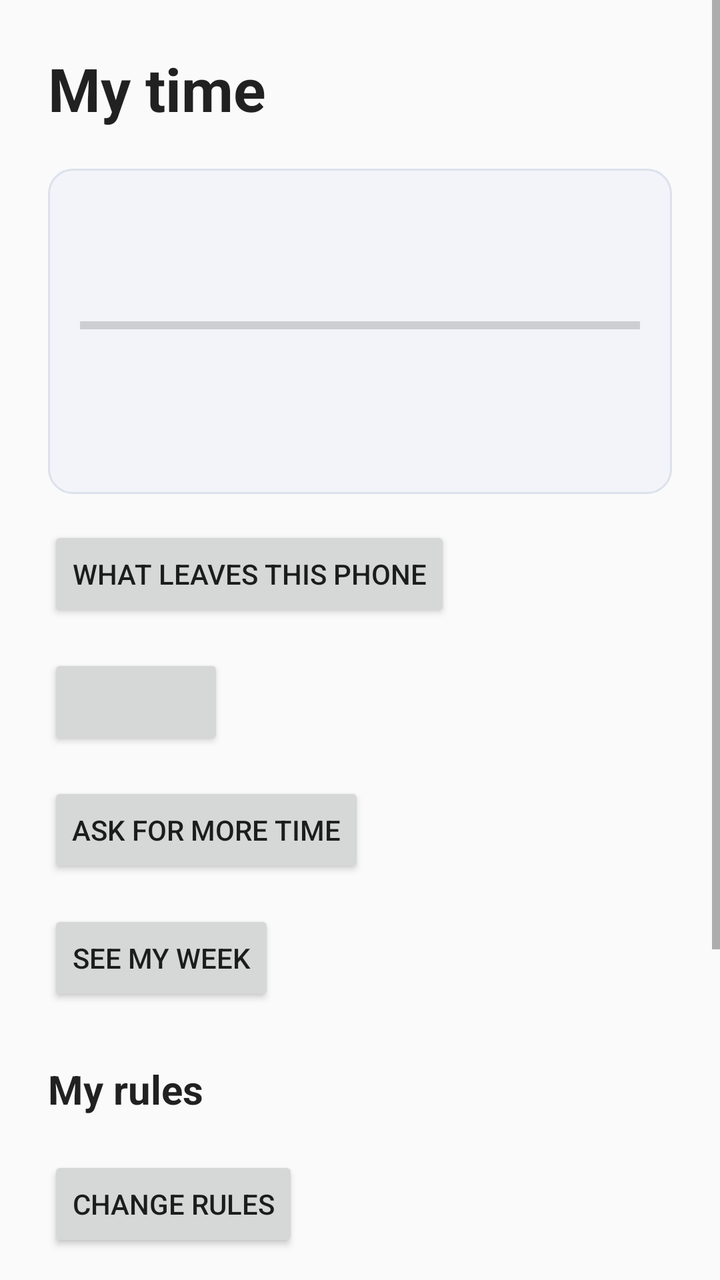
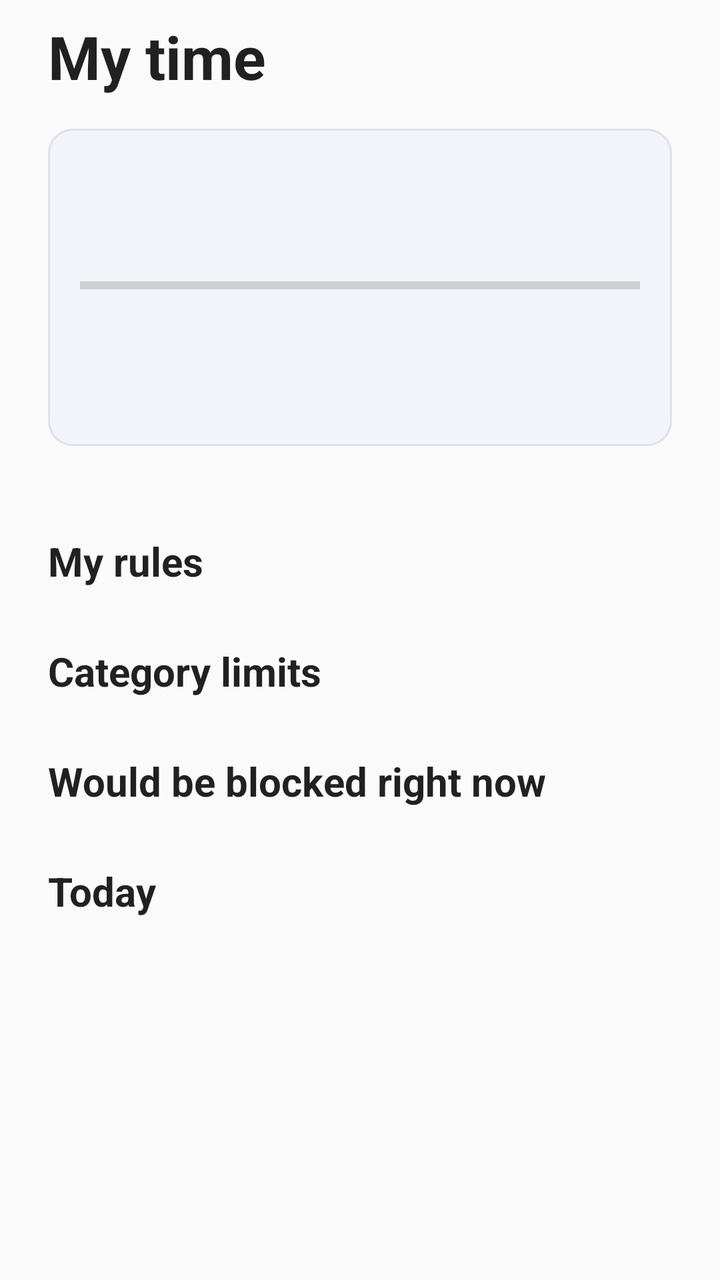

An Android layout rendered at two revisions. The XML below is the earlier revision; the diff shows what the commit changed to produce the second picture.
<!-- AndroidManifest.xml: application theme Theme.DementorWatch -->
<!-- res/layout/activity_home.xml -->
<?xml version="1.0" encoding="utf-8"?>
<ScrollView xmlns:android="http://schemas.android.com/apk/res/android"
    android:layout_width="match_parent"
    android:layout_height="match_parent"
    android:fillViewport="true">

    <LinearLayout
        android:layout_width="match_parent"
        android:layout_height="wrap_content"
        android:orientation="vertical"
        android:padding="@dimen/screen_padding">

        <TextView
            android:layout_width="wrap_content"
            android:layout_height="wrap_content"
            android:text="@string/home_title"
            android:textAppearance="@style/TextAppearance.Dementor.Title" />

        
        <LinearLayout
            android:id="@+id/permission_card"
            android:layout_width="match_parent"
            android:layout_height="wrap_content"
            android:layout_marginTop="@dimen/space_xl"
            style="@style/Widget.Dementor.Card"
            android:visibility="gone">

            <TextView
                android:layout_width="wrap_content"
                android:layout_height="wrap_content"
                android:text="@string/home_permission_title"
                android:textAppearance="@style/TextAppearance.Dementor.Subtitle" />

            <TextView
                android:layout_width="match_parent"
                android:layout_height="wrap_content"
                android:layout_marginTop="@dimen/space_xs"
                android:text="@string/home_permission_body"
                android:textAppearance="@style/TextAppearance.Dementor.Body" />

            <Button
                android:id="@+id/permission_button"
                android:layout_width="wrap_content"
                android:layout_height="wrap_content"
                android:layout_marginTop="@dimen/space_md"
                android:text="@string/home_permission_button" />
        </LinearLayout>

        <LinearLayout
            android:id="@+id/summary_card"
            style="@style/Widget.Dementor.Card"
            android:layout_width="match_parent"
            android:layout_height="wrap_content"
            android:layout_marginTop="@dimen/space_xl">

            <TextView
                android:id="@+id/headline"
                android:layout_width="wrap_content"
                android:layout_height="wrap_content"
                android:textAppearance="@style/TextAppearance.Dementor.Display" />

            <ProgressBar
                android:id="@+id/budget_bar"
                style="?android:attr/progressBarStyleHorizontal"
                android:layout_width="match_parent"
                android:layout_height="@dimen/budget_bar_height"
                android:layout_marginTop="@dimen/space_md"
                android:max="100" />

            <TextView
                android:id="@+id/subline"
                android:layout_width="wrap_content"
                android:layout_height="wrap_content"
                android:layout_marginTop="@dimen/space_sm"
                android:textAppearance="@style/TextAppearance.Dementor.Body" />

            <TextView
                android:id="@+id/mode_note"
                android:layout_width="match_parent"
                android:layout_height="wrap_content"
                android:layout_marginTop="@dimen/space_lg"
                android:textAppearance="@style/TextAppearance.Dementor.Caption"
                android:textStyle="italic" />
        </LinearLayout>

        <Button
            android:id="@+id/open_privacy"
            android:layout_width="wrap_content"
            android:layout_height="wrap_content"
            android:layout_marginTop="@dimen/space_lg"
            android:text="@string/home_open_privacy" />

        <Button
            android:id="@+id/open_language"
            android:layout_width="wrap_content"
            android:layout_height="wrap_content"
            android:layout_marginTop="@dimen/space_lg" />

        <Button
            android:id="@+id/open_requests"
            android:layout_width="wrap_content"
            android:layout_height="wrap_content"
            android:layout_marginTop="@dimen/space_lg"
            android:text="@string/home_open_requests" />

        <Button
            android:id="@+id/open_week"
            android:layout_width="wrap_content"
            android:layout_height="wrap_content"
            android:layout_marginTop="@dimen/space_lg"
            android:text="@string/home_open_week" />

        <TextView
            android:layout_width="wrap_content"
            android:layout_height="wrap_content"
            android:layout_marginTop="@dimen/section_spacing"
            android:text="@string/home_rules_header"
            android:textAppearance="@style/TextAppearance.Dementor.Section" />

        <LinearLayout
            android:id="@+id/rules_list"
            android:layout_width="match_parent"
            android:layout_height="wrap_content"
            android:layout_marginTop="@dimen/space_sm"
            android:orientation="vertical" />

        <Button
            android:id="@+id/edit_rules"
            android:layout_width="wrap_content"
            android:layout_height="wrap_content"
            android:layout_marginTop="@dimen/space_md"
            android:text="@string/home_edit_rules" />

        <TextView
            android:layout_width="wrap_content"
            android:layout_height="wrap_content"
            android:layout_marginTop="@dimen/section_spacing"
            android:text="@string/home_categories_header"
            android:textAppearance="@style/TextAppearance.Dementor.Section" />

        <LinearLayout
            android:id="@+id/category_budgets"
            android:layout_width="match_parent"
            android:layout_height="wrap_content"
            android:layout_marginTop="@dimen/space_sm"
            android:orientation="vertical" />

        <TextView
            android:layout_width="wrap_content"
            android:layout_height="wrap_content"
            android:layout_marginTop="@dimen/section_spacing"
            android:text="@string/home_would_block_header"
            android:textAppearance="@style/TextAppearance.Dementor.Section" />

        <LinearLayout
            android:id="@+id/blocked_list"
            android:layout_width="match_parent"
            android:layout_height="wrap_content"
            android:layout_marginTop="@dimen/space_sm"
            android:orientation="vertical" />

        <TextView
            android:layout_width="wrap_content"
            android:layout_height="wrap_content"
            android:layout_marginTop="@dimen/section_spacing"
            android:text="@string/home_apps_header"
            android:textAppearance="@style/TextAppearance.Dementor.Section" />

        <LinearLayout
            android:id="@+id/app_list"
            android:layout_width="match_parent"
            android:layout_height="wrap_content"
            android:layout_marginTop="@dimen/space_sm"
            android:layout_marginBottom="@dimen/screen_padding"
            android:orientation="vertical" />
    </LinearLayout>
</ScrollView>
<!-- resources referenced by this layout -->
<resources>
  <dimen name="budget_bar_height">10dp</dimen>
  <dimen name="screen_padding">24dp</dimen>
  <dimen name="section_spacing">28dp</dimen>
  <dimen name="space_lg">16dp</dimen>
  <dimen name="space_md">12dp</dimen>
  <dimen name="space_sm">8dp</dimen>
  <dimen name="space_xl">20dp</dimen>
  <dimen name="space_xs">6dp</dimen>
  <string name="home_apps_header">Today</string>
  <string name="home_categories_header">Category limits</string>
  <string name="home_edit_rules">Change rules</string>
  <string name="home_open_privacy">What leaves this phone</string>
  <string name="home_open_requests">Ask for more time</string>
  <string name="home_open_week">See my week</string>
  <string name="home_permission_body">Dementor Watch needs usage access to measure screen time. Find Dementor Watch in the list on the next screen and turn it on.</string>
  <string name="home_permission_button">Open settings</string>
  <string name="home_permission_title">One thing left to do</string>
  <string name="home_rules_header">My rules</string>
  <string name="home_title">My time</string>
  <string name="home_would_block_header">Would be blocked right now</string>
  <style name="TextAppearance.Dementor.Body" parent="TextAppearance.AppCompat">
          <item name="android:textSize">15sp</item>
      </style>
  <style name="TextAppearance.Dementor.Caption" parent="TextAppearance.AppCompat">
          <item name="android:textSize">14sp</item>
      </style>
  <style name="TextAppearance.Dementor.Display" parent="TextAppearance.AppCompat">
          <item name="android:textSize">34sp</item>
          <item name="android:textStyle">bold</item>
      </style>
  <style name="TextAppearance.Dementor.Section" parent="TextAppearance.AppCompat">
          <item name="android:textSize">20sp</item>
          <item name="android:textStyle">bold</item>
      </style>
  <style name="TextAppearance.Dementor.Subtitle" parent="TextAppearance.AppCompat">
          <item name="android:textSize">18sp</item>
          <item name="android:textStyle">bold</item>
      </style>
  <style name="TextAppearance.Dementor.Title" parent="TextAppearance.AppCompat">
          <item name="android:textSize">30sp</item>
          <item name="android:textStyle">bold</item>
      </style>
  <style name="Widget.Dementor.Card" parent="">
          <item name="android:background">@drawable/card</item>
          <item name="android:padding">@dimen/card_padding</item>
          <item name="android:orientation">vertical</item>
      </style>
  <style name="Theme.DementorWatch" parent="Theme.AppCompat.DayNight.NoActionBar">
          <item name="colorPrimary">@color/brand</item>
          <item name="colorPrimaryDark">@color/brand_dark</item>
          <item name="colorAccent">@color/brand</item>
          <item name="android:statusBarColor">?android:attr/colorBackground</item>
      </style>
  <!-- drawable card (drawable) -->
  <?xml version="1.0" encoding="utf-8"?>
  <shape xmlns:android="http://schemas.android.com/apk/res/android"
      android:shape="rectangle">
      <solid android:color="@color/card" />
      <stroke
          android:width="1dp"
          android:color="@color/card_stroke" />
      <corners android:radius="@dimen/card_radius" />
  </shape>
  <dimen name="card_padding">16dp</dimen>
  <color name="brand">#3F5D9E</color>
  <color name="brand_dark">#2C4275</color>
  <color name="card">#F2F4F9</color>
  <color name="card_stroke">#DCE1EC</color>
  <dimen name="card_radius">12dp</dimen>
</resources>

<!-- the commit's change to res/layout/activity_home.xml (unified diff, before → after) -->
@@ -8,21 +8,24 @@
         android:layout_width="match_parent"
         android:layout_height="wrap_content"
         android:orientation="vertical"
-        android:padding="@dimen/screen_padding">
+        android:paddingLeft="@dimen/screen_padding"
+        android:paddingTop="@dimen/space_sm"
+        android:paddingRight="@dimen/screen_padding"
+        android:paddingBottom="@dimen/space_4xl">
 
         <TextView
             android:layout_width="wrap_content"
             android:layout_height="wrap_content"
+            android:paddingBottom="@dimen/space_lg"
             android:text="@string/home_title"
             android:textAppearance="@style/TextAppearance.Dementor.Title" />
 
         
         <LinearLayout
             android:id="@+id/permission_card"
+            style="@style/Widget.Dementor.Card"
             android:layout_width="match_parent"
             android:layout_height="wrap_content"
-            android:layout_marginTop="@dimen/space_xl"
-            style="@style/Widget.Dementor.Card"
             android:visibility="gone">
 
             <TextView
@@ -46,12 +49,12 @@
                 android:text="@string/home_permission_button" />
         </LinearLayout>
 
+        
         <LinearLayout
             android:id="@+id/summary_card"
             style="@style/Widget.Dementor.Card"
             android:layout_width="match_parent"
-            android:layout_height="wrap_content"
-            android:layout_marginTop="@dimen/space_xl">
+            android:layout_height="wrap_content">
 
             <TextView
                 android:id="@+id/headline"
@@ -78,37 +81,17 @@
                 android:id="@+id/mode_note"
                 android:layout_width="match_parent"
                 android:layout_height="wrap_content"
-                android:layout_marginTop="@dimen/space_lg"
-                android:textAppearance="@style/TextAppearance.Dementor.Caption"
-                android:textStyle="italic" />
+                android:layout_marginTop="@dimen/space_md"
+                android:textAppearance="@style/TextAppearance.Dementor.Caption" />
         </LinearLayout>
 
-        <Button
-            android:id="@+id/open_privacy"
-            android:layout_width="wrap_content"
+        
+        <LinearLayout
+            android:id="@+id/navigation"
+            android:layout_width="match_parent"
             android:layout_height="wrap_content"
             android:layout_marginTop="@dimen/space_lg"
-            android:text="@string/home_open_privacy" />
-
-        <Button
-            android:id="@+id/open_language"
-            android:layout_width="wrap_content"
-            android:layout_height="wrap_content"
-            android:layout_marginTop="@dimen/space_lg" />
-
-        <Button
-            android:id="@+id/open_requests"
-            android:layout_width="wrap_content"
-            android:layout_height="wrap_content"
-            android:layout_marginTop="@dimen/space_lg"
-            android:text="@string/home_open_requests" />
-
-        <Button
-            android:id="@+id/open_week"
-            android:layout_width="wrap_content"
-            android:layout_height="wrap_content"
-            android:layout_marginTop="@dimen/space_lg"
-            android:text="@string/home_open_week" />
+            android:orientation="vertical" />
 
         <TextView
             android:layout_width="wrap_content"
@@ -121,15 +104,7 @@
             android:id="@+id/rules_list"
             android:layout_width="match_parent"
             android:layout_height="wrap_content"
-            android:layout_marginTop="@dimen/space_sm"
             android:orientation="vertical" />
-
-        <Button
-            android:id="@+id/edit_rules"
-            android:layout_width="wrap_content"
-            android:layout_height="wrap_content"
-            android:layout_marginTop="@dimen/space_md"
-            android:text="@string/home_edit_rules" />
 
         <TextView
             android:layout_width="wrap_content"
@@ -142,7 +117,6 @@
             android:id="@+id/category_budgets"
             android:layout_width="match_parent"
             android:layout_height="wrap_content"
-            android:layout_marginTop="@dimen/space_sm"
             android:orientation="vertical" />
 
         <TextView
@@ -156,7 +130,6 @@
             android:id="@+id/blocked_list"
             android:layout_width="match_parent"
             android:layout_height="wrap_content"
-            android:layout_marginTop="@dimen/space_sm"
             android:orientation="vertical" />
 
         <TextView
@@ -170,8 +143,6 @@
             android:id="@+id/app_list"
             android:layout_width="match_parent"
             android:layout_height="wrap_content"
-            android:layout_marginTop="@dimen/space_sm"
-            android:layout_marginBottom="@dimen/screen_padding"
             android:orientation="vertical" />
     </LinearLayout>
 </ScrollView>
<!-- resource entries referenced after the edit -->
@@ -3,17 +3,13 @@
   <dimen name="budget_bar_height">10dp</dimen>
   <dimen name="screen_padding">24dp</dimen>
   <dimen name="section_spacing">28dp</dimen>
+  <dimen name="space_4xl">32dp</dimen>
   <dimen name="space_lg">16dp</dimen>
   <dimen name="space_md">12dp</dimen>
   <dimen name="space_sm">8dp</dimen>
-  <dimen name="space_xl">20dp</dimen>
   <dimen name="space_xs">6dp</dimen>
   <string name="home_apps_header">Today</string>
   <string name="home_categories_header">Category limits</string>
-  <string name="home_edit_rules">Change rules</string>
-  <string name="home_open_privacy">What leaves this phone</string>
-  <string name="home_open_requests">Ask for more time</string>
-  <string name="home_open_week">See my week</string>
   <string name="home_permission_body">Dementor Watch needs usage access to measure screen time. Find Dementor Watch in the list on the next screen and turn it on.</string>
   <string name="home_permission_button">Open settings</string>
   <string name="home_permission_title">One thing left to do</string>
